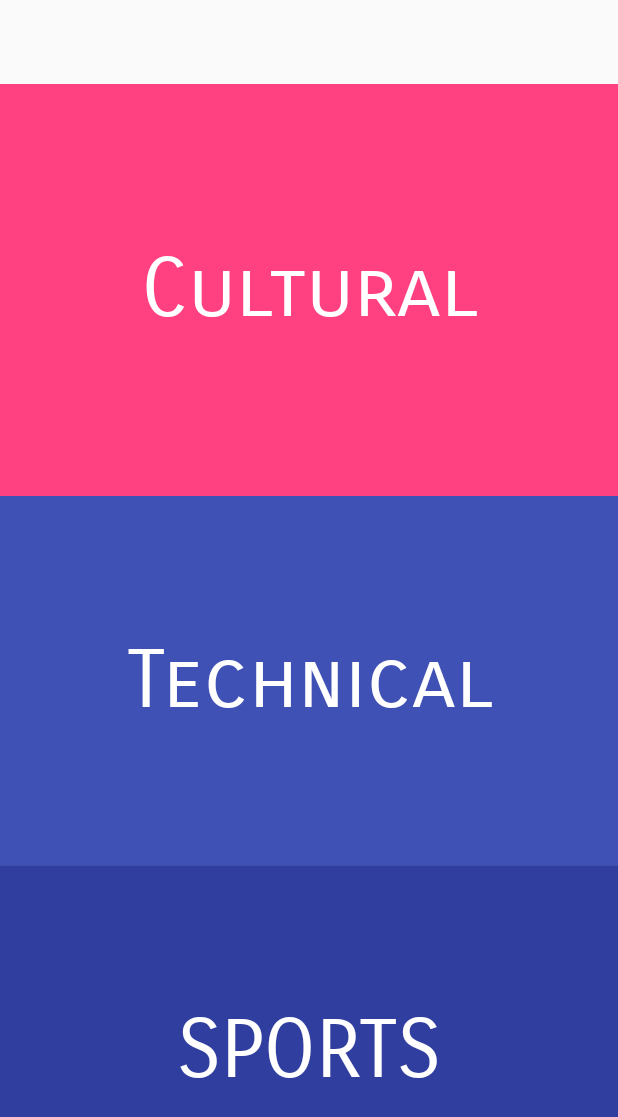
After one commit to dhanalakshmi3467/college-cultural-app, an Android app: the layout activity_events.xml on its own in the app's theme, with its tools: preview values and no code run, on a phone screen of 412 x 824 dp. The commit adds this screen. Shown: the top 1117 px of the screen. Run offline under Robolectric (Android 15) with nearby library versions, the phone set to English and light mode, and no system bars; network calls fail.

Commit message:
new event

```diff
--- /dev/null
+++ b/app/src/main/res/layout/activity_events.xml
@@ -0,0 +1,52 @@
+<?xml version="1.0" encoding="utf-8"?>
+<LinearLayout xmlns:android="http://schemas.android.com/apk/res/android"
+    xmlns:tools="http://schemas.android.com/tools"
+    android:layout_width="match_parent"
+    android:layout_height="match_parent"
+    android:layout_marginTop="56dp"
+    android:background="@android:color/white"
+    android:orientation="vertical"
+    tools:showIn="@layout/activity_main2"
+    tools:context=".Main2Activity">
+
+    <TextView
+        android:id="@+id/cultural"
+        android:layout_width="match_parent"
+        android:layout_height="28dp"
+        android:layout_weight="1"
+        android:background="@color/colorAccent"
+        android:fontFamily="sans-serif-smallcaps"
+        android:gravity="center"
+        android:onClick="culture"
+        android:text="Cultural"
+        android:textColor="@android:color/white"
+        android:textSize="54sp" />
+
+    <TextView
+        android:id="@+id/tech"
+        android:layout_width="match_parent"
+        android:layout_height="0dp"
+        android:layout_weight="1"
+        android:background="@color/colorPrimary"
+        android:fontFamily="sans-serif-smallcaps"
+        android:gravity="center"
+        android:onClick="tech"
+        android:text="Technical"
+        android:textColor="@android:color/white"
+        android:textSize="54sp" />
+
+    <Button
+        android:id="@+id/sport"
+        android:layout_width="match_parent"
+        android:layout_height="0dp"
+        android:layout_weight="1"
+        android:background="@color/colorPrimaryDark"
+        android:fontFamily="sans-serif-smallcaps"
+        android:gravity="center"
+        android:onClick="sport"
+        android:text="Sports"
+        android:textColor="@android:color/white"
+        android:textSize="54sp" />
+
+
+</LinearLayout>
--- a/app/src/main/res/layout/activity_second.xml
+++ b/app/src/main/res/layout/activity_second.xml
@@ -1,9 +1,9 @@
 <?xml version="1.0" encoding="utf-8"?>
 <androidx.constraintlayout.widget.ConstraintLayout xmlns:android="http://schemas.android.com/apk/res/android"
     xmlns:app="http://schemas.android.com/apk/res-auto"
-    xmlns:tools="http://schemas.android.com/tools"
     android:layout_width="match_parent"
     android:layout_height="match_parent"
+    xmlns:tools="http://schemas.android.com/tools"
     android:layout_gravity="center_vertical"
     android:orientation="vertical"
     tools:context=".AnotherActivity">
```
Also changed, not shown: app/src/main/AndroidManifest.xml (+8 -9 lines), app/src/main/java/com/example/today/AnotherActivity.java (+9 -2 lines), app/src/main/java/com/example/today/Day1.java (+13 -9 lines), app/src/main/java/com/example/today/Day2.java (+13 -10 lines), app/src/main/java/com/example/today/Day3.java (+13 -10 lines), app/src/main/res/values/strings.xml (+9 -0 lines).
